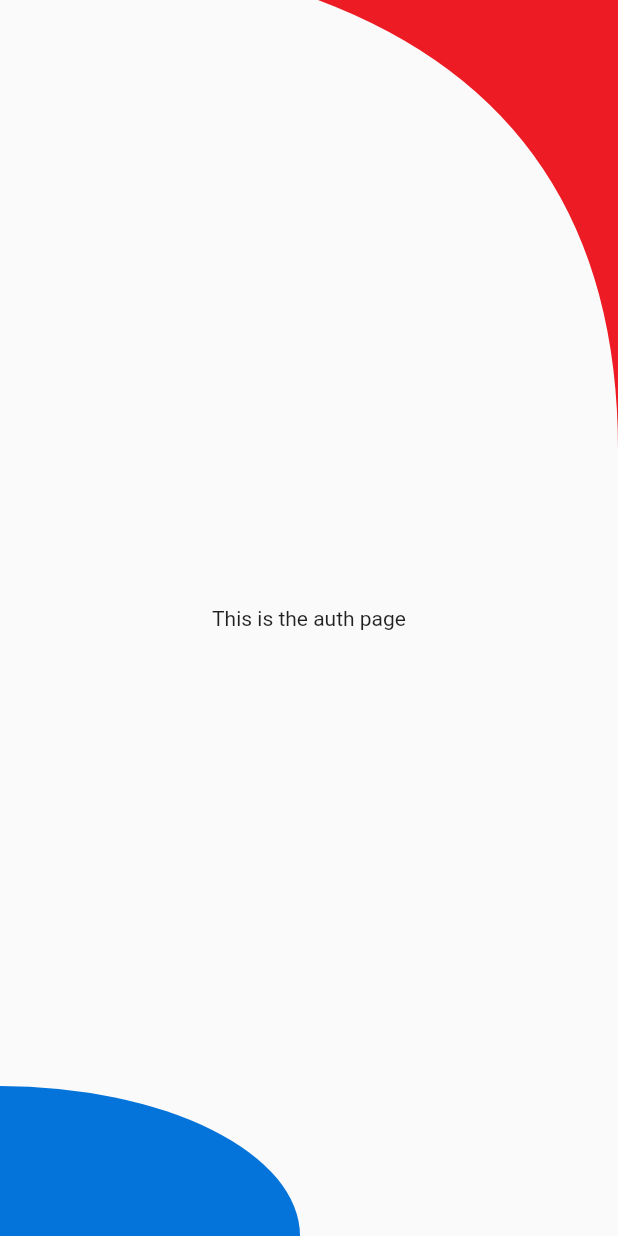
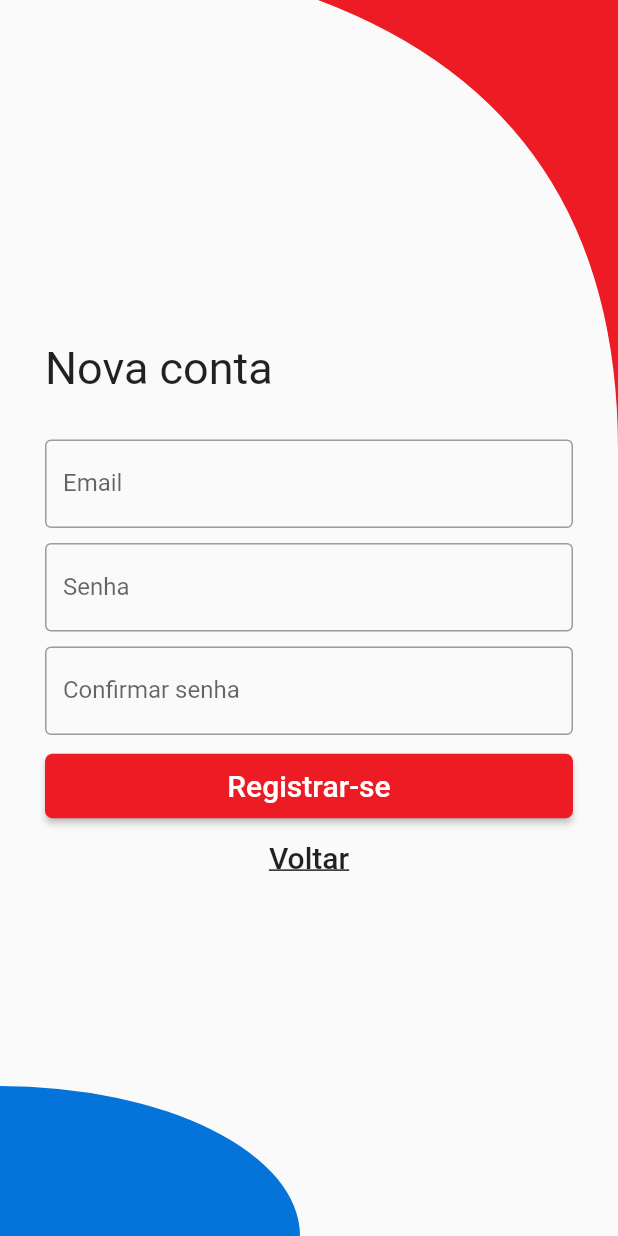
Before and after one commit to GabrielDVpereira/uno-app, a Flutter app: the screen it shows after launch, on a phone screen of 412 x 824 dp. Run offline on Flutter 3.47's test engine with Material 2 defaults, Android fonts, the phone set to English and light mode, and no system bars.

Commit message:
add strutucture for login and signup page

```diff
--- a/lib/main.dart
+++ b/lib/main.dart
@@ -1,5 +1,6 @@
 import 'package:flutter/material.dart';
-import 'package:frontend/screens/auth_screen.dart';
+import 'package:frontend/screens/login_screen.dart';
+import 'package:frontend/screens/signup_screen.dart';
 
 void main() {
   runApp(MyApp());
@@ -12,10 +13,12 @@ class MyApp extends StatelessWidget {
     return MaterialApp(
       title: 'Flutter Demo',
       theme: ThemeData(
+        accentColor: Color(0xff0473DA),
+        primaryColor: Color(0xffED1B24),
         primarySwatch: Colors.blue,
         visualDensity: VisualDensity.adaptivePlatformDensity,
       ),
-      home: AuthScreen(),
+      home: SignUpScreen(),
     );
   }
 }
--- a/lib/screens/auth_screen.dart
+++ /dev/null
@@ -1,65 +0,0 @@
-import 'package:flutter/material.dart';
-
-class AuthScreen extends StatefulWidget {
-  @override
-  _AuthScreenState createState() => _AuthScreenState();
-}
-
-class _AuthScreenState extends State<AuthScreen> {
-  @override
-  Widget build(BuildContext context) {
-    return Scaffold(
-      body: Stack(
-        children: [
-          Positioned(
-            right: 0,
-            child: ClipPath(
-              clipper: CustomShape(),
-              child: Container(
-                width: 200,
-                height: 300,
-                decoration: BoxDecoration(
-                    color: Color(0xffED1B24),
-                    borderRadius: BorderRadius.only(
-                        bottomLeft: Radius.elliptical(10, 2))),
-              ),
-            ),
-          ),
-          Center(child: Text('This is the auth page')),
-          Positioned(
-            bottom: -100,
-            left: -200,
-            child: ClipOval(
-              child: Container(
-                width: 400,
-                height: 200,
-                decoration: BoxDecoration(color: Color(0xff0473DA)),
-              ),
-            ),
-          ),
-        ],
-      ),
-    );
-  }
-}
-
-class CustomShape extends CustomClipper<Path> {
-  @override
-  Path getClip(Size size) {
-    var path = Path();
-
-    var pointControl = Offset(size.width, size.height / 4);
-
-    var endPoint = Offset(size.width, size.height);
-
-    path.quadraticBezierTo(
-        pointControl.dx, pointControl.dy, endPoint.dx, endPoint.dy);
-
-    path.lineTo(size.width, 0.0);
-
-    return path;
-  }
-
-  @override
-  bool shouldReclip(CustomClipper<Path> oldClipper) => false;
-}
--- /dev/null
+++ b/lib/screens/signup_screen.dart
@@ -0,0 +1,73 @@
+import 'package:flutter/material.dart';
+import 'package:frontend/widgets/baseAuth_screen.dart';
+
+class SignUpScreen extends StatefulWidget {
+  @override
+  _SignUpScreenState createState() => _SignUpScreenState();
+}
+
+class _SignUpScreenState extends State<SignUpScreen> {
+  @override
+  Widget build(BuildContext context) {
+    return BaseAuthScreen(
+      body: Column(
+        mainAxisAlignment: MainAxisAlignment.center,
+        crossAxisAlignment: CrossAxisAlignment.start,
+        children: [
+          Text(
+            "Nova conta",
+            style: TextStyle(fontSize: 30),
+          ),
+          SizedBox(height: 30),
+          TextFormField(
+            decoration: InputDecoration(
+              border: OutlineInputBorder(),
+              labelText: 'Email',
+            ),
+          ),
+          SizedBox(height: 10),
+          TextFormField(
+            obscureText: true,
+            decoration: InputDecoration(
+              border: OutlineInputBorder(),
+              labelText: 'Senha',
+            ),
+          ),
+          SizedBox(height: 10),
+          TextFormField(
+            obscureText: true,
+            decoration: InputDecoration(
+              border: OutlineInputBorder(),
+              labelText: 'Confirmar senha',
+            ),
+          ),
+          SizedBox(height: 10),
+          SizedBox(
+            width: double.infinity,
+            child: RaisedButton(
+                shape: RoundedRectangleBorder(
+                  borderRadius: BorderRadius.circular(5),
+                ),
+                onPressed: () {},
+                child: Text(
+                  "Registrar-se",
+                  style: TextStyle(color: Colors.white, fontSize: 20),
+                ),
+                padding: EdgeInsets.symmetric(vertical: 10),
+                color: Theme.of(context).primaryColor),
+          ),
+          Align(
+            child: FlatButton(
+              onPressed: () {},
+              child: Text(
+                'Voltar',
+                style: TextStyle(
+                    fontSize: 20, decoration: TextDecoration.underline),
+              ),
+            ),
+          )
+        ],
+      ),
+    );
+  }
+}
--- /dev/null
+++ b/lib/widgets/baseAuth_screen.dart
@@ -0,0 +1,76 @@
+import 'package:flutter/material.dart';
+
+class BaseAuthScreen extends StatefulWidget {
+  final Widget body;
+  BaseAuthScreen({this.body});
+  @override
+  _BaseAuthScreenState createState() => _BaseAuthScreenState();
+}
+
+class _BaseAuthScreenState extends State<BaseAuthScreen> {
+  @override
+  Widget build(BuildContext context) {
+    bool isKeyboardHidden = MediaQuery.of(context).viewInsets.bottom == 0.0;
+
+    return Scaffold(
+      body: SizedBox.expand(
+        child: Stack(
+          children: [
+            Positioned(
+              right: 0,
+              child: ClipPath(
+                clipper: CustomShape(),
+                child: Container(
+                  width: 200,
+                  height: 300,
+                  decoration: BoxDecoration(
+                      color: Color(0xffED1B24),
+                      borderRadius: BorderRadius.only(
+                          bottomLeft: Radius.elliptical(10, 2))),
+                ),
+              ),
+            ),
+            Padding(
+              padding:
+                  const EdgeInsets.symmetric(vertical: 0.0, horizontal: 30.0),
+              child: widget.body,
+            ),
+            if (isKeyboardHidden)
+              Positioned(
+                bottom: -100,
+                left: -200,
+                child: ClipOval(
+                  child: Container(
+                    width: 400,
+                    height: 200,
+                    decoration: BoxDecoration(color: Color(0xff0473DA)),
+                  ),
+                ),
+              ),
+          ],
+        ),
+      ),
+    );
+  }
+}
+
+class CustomShape extends CustomClipper<Path> {
+  @override
+  Path getClip(Size size) {
+    var path = Path();
+
+    var pointControl = Offset(size.width, size.height / 4);
+
+    var endPoint = Offset(size.width, size.height);
+
+    path.quadraticBezierTo(
+        pointControl.dx, pointControl.dy, endPoint.dx, endPoint.dy);
+
+    path.lineTo(size.width, 0.0);
+
+    return path;
+  }
+
+  @override
+  bool shouldReclip(CustomClipper<Path> oldClipper) => false;
+}
```
Also changed, not shown: lib/screens/login_screen.dart (added, +93 -0 lines), pubspec.yaml (+4 -8 lines), lib/assets/images/google.png (added), lib/assets/images/logo.png (added).
